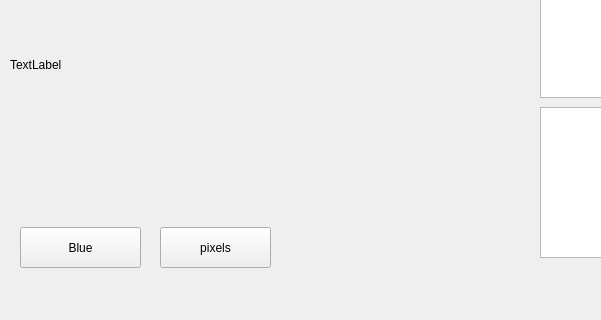
Old version of the form mainwindow.ui in the repository leshchevds/emulatorPDP11; both pictures show x 0 to 601 and y 90 to 410 of the 857 by 410 pixel window.
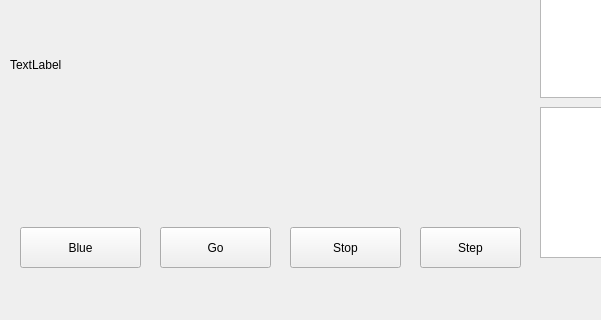
New version of the form.

Diff of the .ui file:
```diff
--- a/mainwindow.ui
+++ b/mainwindow.ui
@@ -70,7 +70,33 @@
      </rect>
     </property>
     <property name="text">
-     <string>pixels</string>
+     <string>Go</string>
+    </property>
+   </widget>
+   <widget class="QPushButton" name="pushButton_3">
+    <property name="geometry">
+     <rect>
+      <x>290</x>
+      <y>300</y>
+      <width>111</width>
+      <height>41</height>
+     </rect>
+    </property>
+    <property name="text">
+     <string>Stop</string>
+    </property>
+   </widget>
+   <widget class="QPushButton" name="pushButton_4">
+    <property name="geometry">
+     <rect>
+      <x>420</x>
+      <y>300</y>
+      <width>101</width>
+      <height>41</height>
+     </rect>
+    </property>
+    <property name="text">
+     <string>Step</string>
     </property>
    </widget>
   </widget>
```
